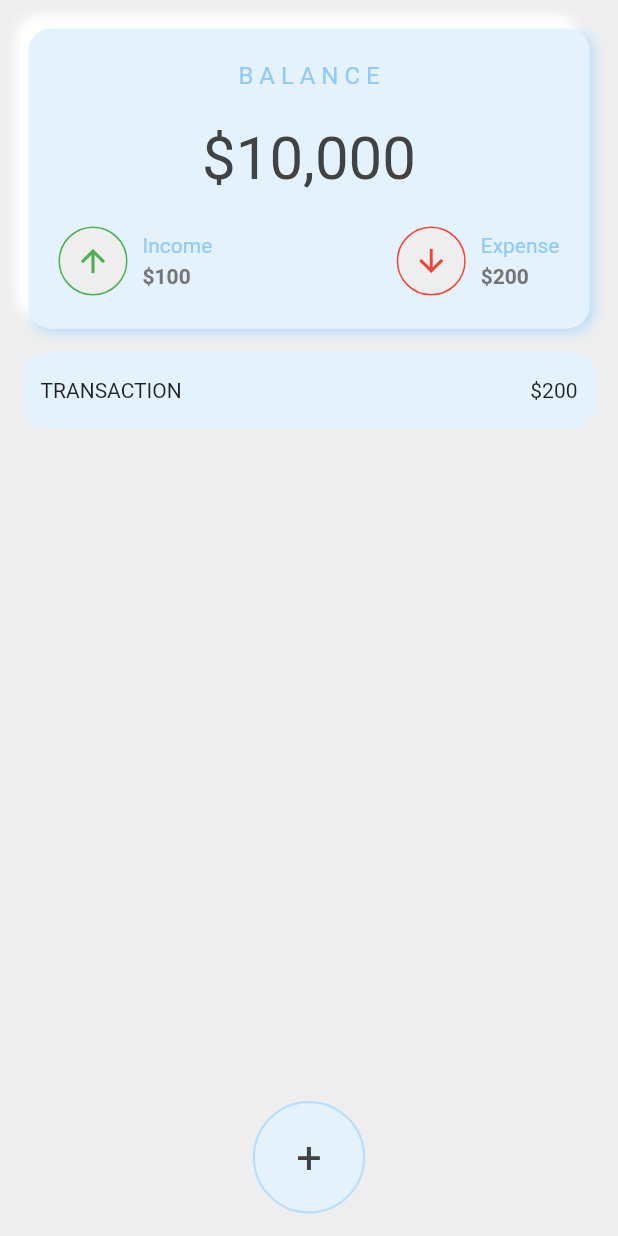
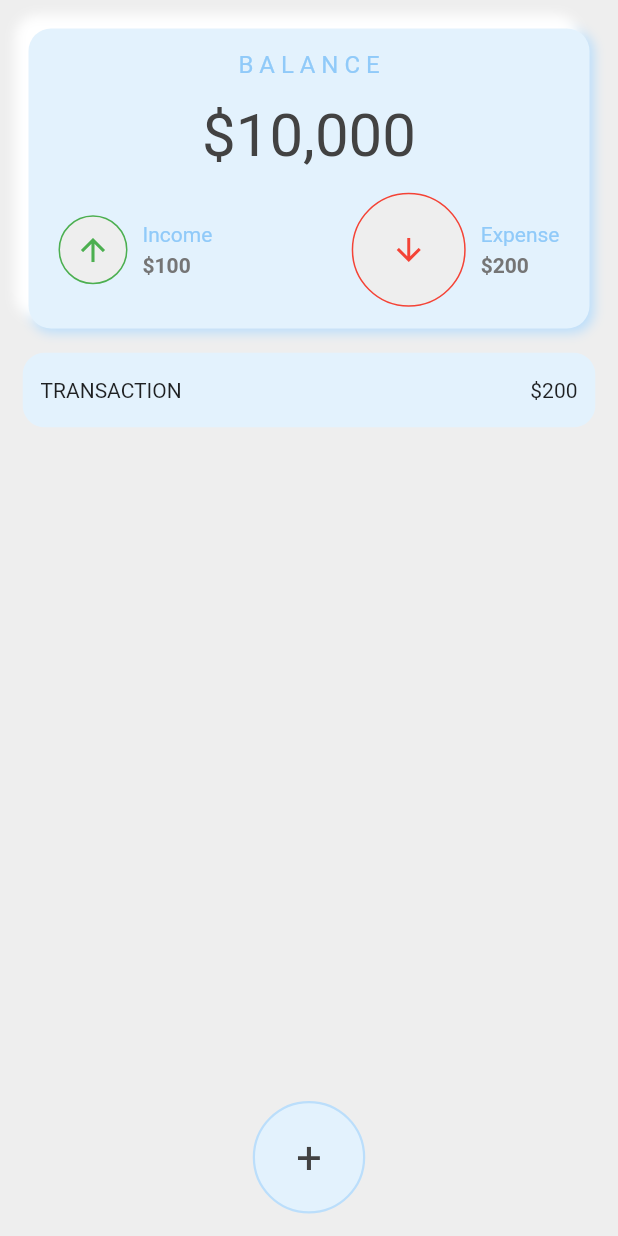
Before and after one commit to Varun9729/expense_tracker, a Flutter app: the screen it shows after launch, on a phone screen of 412 x 824 dp. Run offline on Flutter 3.47's test engine with Material 2 defaults, Android fonts, the phone set to English and light mode, and no system bars; missing offline and left inert: gsheets; key blocks and very long unbroken strings in the code were emptied for the run.

Commit message:
Changed padding

```diff
--- a/lib/top_card.dart
+++ b/lib/top_card.dart
@@ -70,7 +70,7 @@ class TopCard extends StatelessWidget {
                     Row(
                       children: [
                         Container(
-                          padding: EdgeInsets.all(10),
+                          padding: EdgeInsets.all(25),
                           decoration: BoxDecoration(
                             shape: BoxShape.circle,
                             border: Border.all(color: Colors.red),
```
